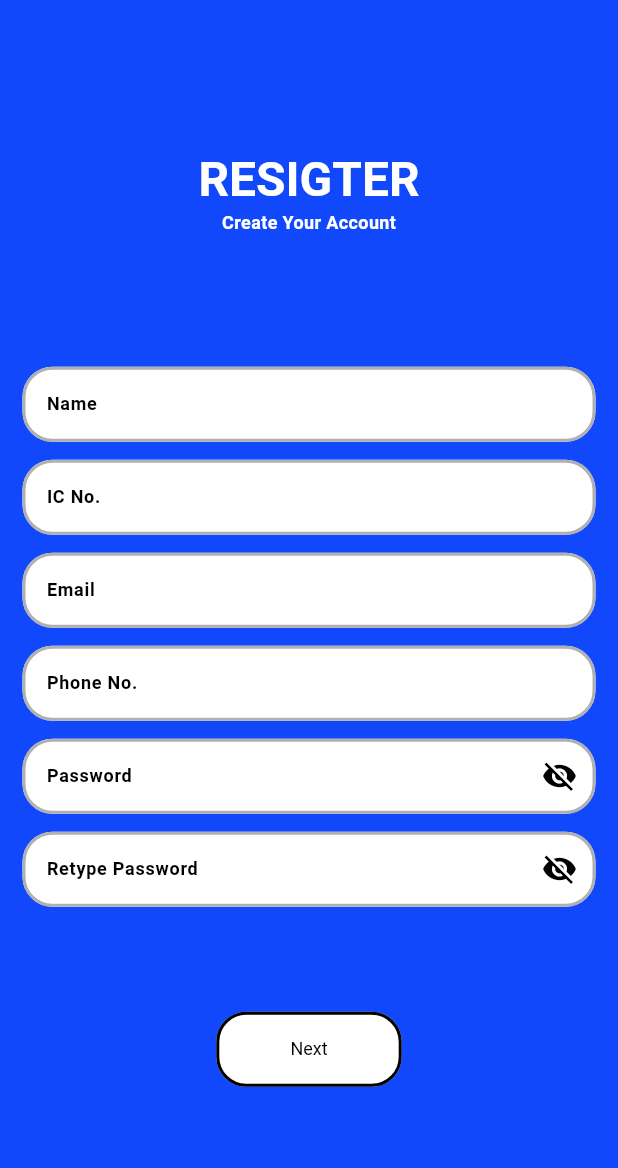
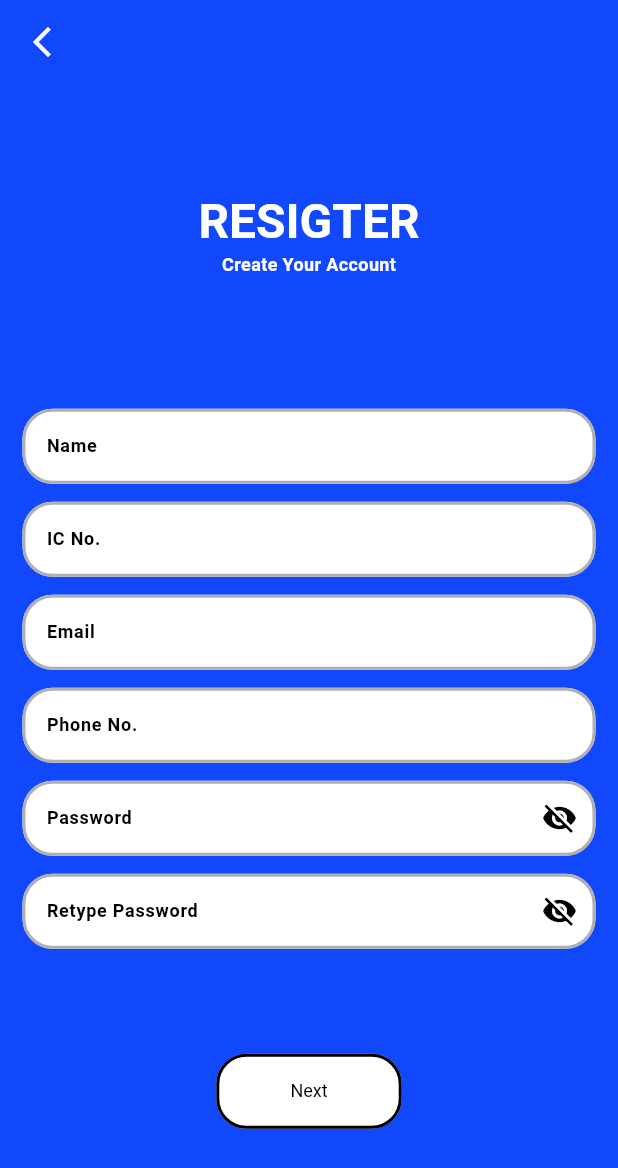
Before and after one commit to tanvironb/kitaid1, a Flutter app: the screen it shows after launch, after a tap on "Sign Up", on a phone screen of 412 x 824 dp. Shown: the top 1168 px of the screen. Run offline on Flutter 3.47's test engine with Material 3 defaults, Android fonts, the phone set to English and light mode, and no system bars; accounts and stored records are empty.

Commit message:
by monir

```diff
--- a/lib/features/authentication/screen/register/signup_page.dart
+++ b/lib/features/authentication/screen/register/signup_page.dart
@@ -15,7 +15,6 @@ class SignUpPage extends StatefulWidget {
 class _SignUpPageState extends State<SignUpPage> {
   final _formKey = GlobalKey<FormState>();
 
-  // Controllers
   final _name = TextEditingController();
   final _ic = TextEditingController();
   final _email = TextEditingController();
@@ -38,12 +37,14 @@ class _SignUpPageState extends State<SignUpPage> {
     super.dispose();
   }
 
-  String? _req(String? v) => (v == null || v.trim().isEmpty) ? 'Required' : null;
+  String? _req(String? v) =>
+      (v == null || v.trim().isEmpty) ? 'Required' : null;
 
   String? _emailV(String? v) {
     if (_req(v) != null) return 'Required';
     final e = v!.trim();
-    final ok = RegExp(r'^[^\s@]+@[^\s@]+\.[^\s@]+$').hasMatch(e);
+    final ok =
+        RegExp(r'^[^\s@]+@[^\s@]+\.[^\s@]+$').hasMatch(e);
     return ok ? null : 'Invalid email';
   }
 
@@ -72,13 +73,11 @@ class _SignUpPageState extends State<SignUpPage> {
 
     setState(() => _loading = true);
 
-    // TODO: Call your backend to create a pending user & send OTP to _phone.text
     await Future.delayed(const Duration(milliseconds: 600));
 
     if (!mounted) return;
     setState(() => _loading = false);
 
-    // 👉 Navigate to OTP page
     Navigator.push(
       context,
       MaterialPageRoute(
@@ -101,17 +100,27 @@ class _SignUpPageState extends State<SignUpPage> {
     final w = MediaQuery.of(context).size.width;
 
     return Scaffold(
-      backgroundColor: mycolors.Primary, // Blue page background
+      backgroundColor: mycolors.Primary,
+
+      // ✅ BACK BUTTON ADDED HERE
+      appBar: AppBar(
+        backgroundColor: Colors.transparent,
+        elevation: 0,
+        leading: IconButton(
+          icon: const Icon(Icons.arrow_back_ios_new, color: Colors.white),
+          onPressed: () => Navigator.pop(context),
+        ),
+      ),
+
       body: SafeArea(
         child: Center(
           child: SingleChildScrollView(
             padding: const EdgeInsets.all(15.0),
             child: Form(
-              key: _formKey, // 👈 form key
+              key: _formKey,
               child: Column(
                 crossAxisAlignment: CrossAxisAlignment.stretch,
                 children: [
-                  // ===== Header =====
                   Text(
                     mytitle.signupTitle,
                     style: Theme.of(context)
@@ -134,7 +143,7 @@ class _SignUpPageState extends State<SignUpPage> {
                   ),
                   const SizedBox(height: 80),
 
-                  // Name
+                  // --- FORM FIELDS (unchanged) ---
                   TextFormField(
                     controller: _name,
                     validator: _req,
@@ -150,7 +159,6 @@ class _SignUpPageState extends State<SignUpPage> {
                   ),
                   const SizedBox(height: 12),
 
-                  // IC No.
                   TextFormField(
                     controller: _ic,
                     validator: _req,
@@ -166,7 +174,6 @@ class _SignUpPageState extends State<SignUpPage> {
                   ),
                   const SizedBox(height: 12),
 
-                  // Email
                   TextFormField(
                     controller: _email,
                     validator: _emailV,
@@ -182,7 +189,6 @@ class _SignUpPageState extends State<SignUpPage> {
                   ),
                   const SizedBox(height: 12),
 
-                  // Phone
                   TextFormField(
                     controller: _phone,
                     validator: _phoneV,
@@ -199,7 +205,6 @@ class _SignUpPageState extends State<SignUpPage> {
                   ),
                   const SizedBox(height: 12),
 
-                  // Password
                   TextFormField(
                     controller: _password,
                     obscureText: _obscurePw,
@@ -214,20 +219,18 @@ class _SignUpPageState extends State<SignUpPage> {
                       fillColor: Colors.white,
                       suffixIcon: IconButton(
                         icon: Icon(
-                          _obscurePw ? Icons.visibility_off : Icons.visibility,
+                          _obscurePw
+                              ? Icons.visibility_off
+                              : Icons.visibility,
                           color: mycolors.textPrimary,
                         ),
-                        onPressed: () {
-                          setState(() {
-                            _obscurePw = !_obscurePw;
-                          });
-                        },
+                        onPressed: () =>
+                            setState(() => _obscurePw = !_obscurePw),
                       ),
                     ),
                   ),
                   const SizedBox(height: 12),
 
-                  // Confirm Password
                   TextFormField(
                     controller: _confirm,
                     obscureText: _obscureConfirm,
@@ -247,18 +250,14 @@ class _SignUpPageState extends State<SignUpPage> {
                               : Icons.visibility,
                           color: mycolors.textPrimary,
                         ),
-                        onPressed: () {
-                          setState(() {
-                            _obscureConfirm = !_obscureConfirm;
-                          });
-                        },
+                        onPressed: () => setState(
+                            () => _obscureConfirm = !_obscureConfirm),
                       ),
                     ),
                   ),
 
                   const SizedBox(height: 70),
 
-                  // Next button
                   Center(
                     child: SizedBox(
                       width: w * 0.3,
@@ -271,8 +270,8 @@ class _SignUpPageState extends State<SignUpPage> {
                             vertical: mysizes.btnheight,
                           ),
                           shape: RoundedRectangleBorder(
-                            borderRadius:
-                                BorderRadius.circular(mysizes.borderRadiusLg),
+                            borderRadius: BorderRadius.circular(
+                                mysizes.borderRadiusLg),
                           ),
                           elevation: 0,
                         ),
@@ -280,7 +279,8 @@ class _SignUpPageState extends State<SignUpPage> {
                             ? const SizedBox(
                                 height: 20,
                                 width: 20,
-                                child: CircularProgressIndicator(strokeWidth: 2),
+                                child: CircularProgressIndicator(
+                                    strokeWidth: 2),
                               )
                             : const Text('Next'),
                       ),
```
